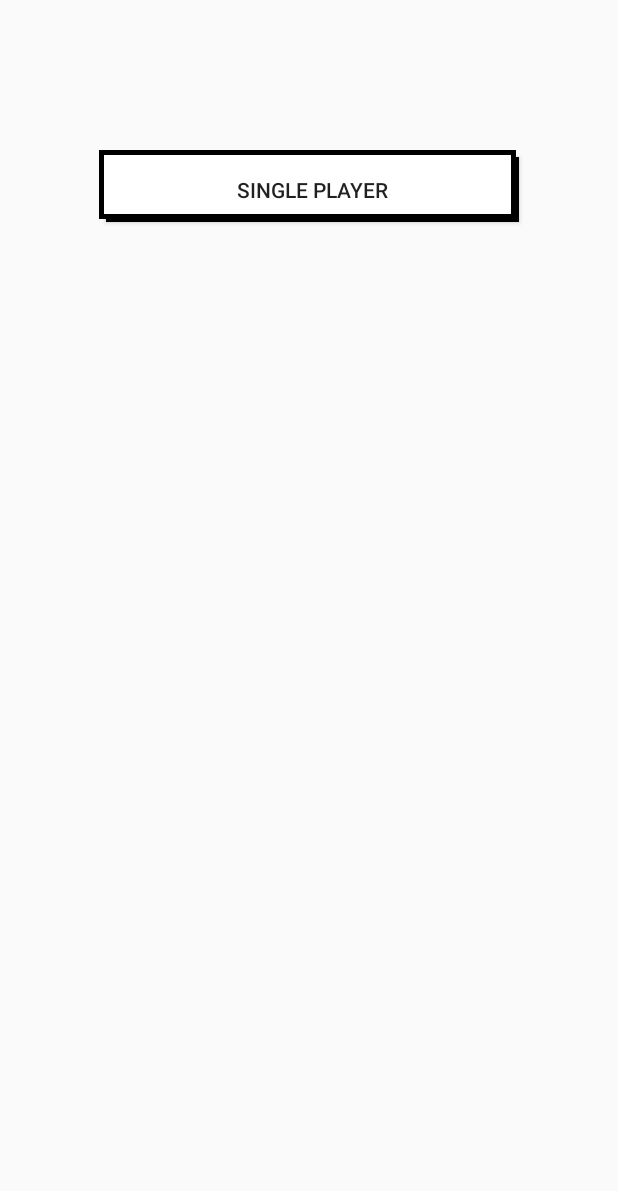
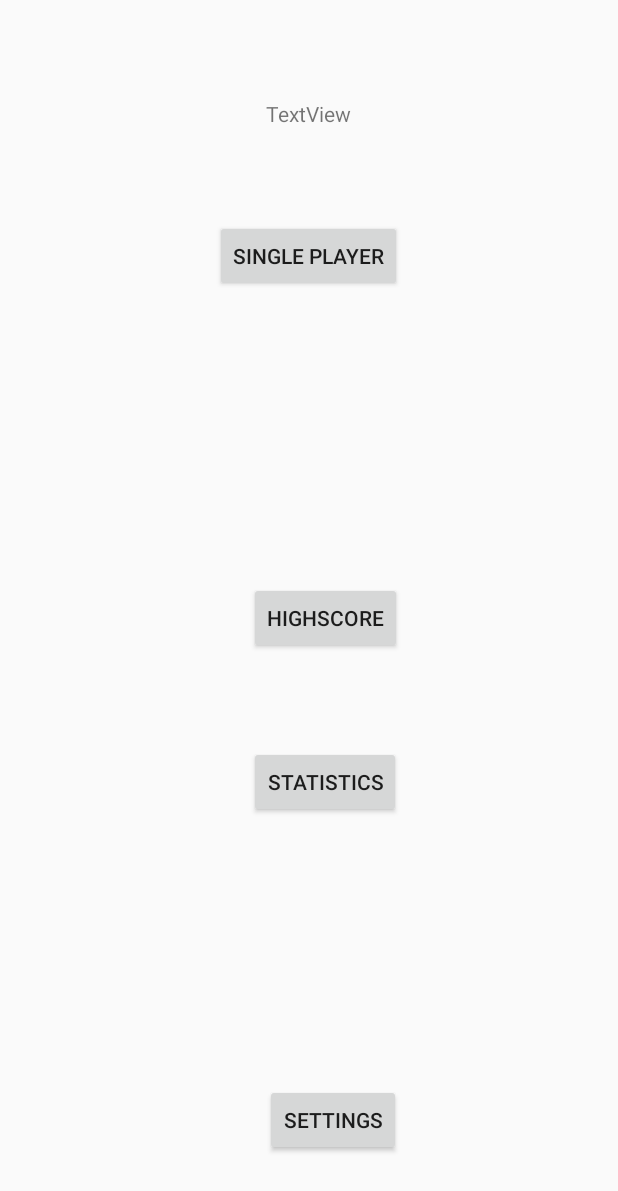
Before and after one commit to laesskerjonathan/air-hockey, an Android app: the screen it shows after launch (HauptMenu), on a phone screen of 412 x 824 dp. Shown: the top 1191 px of the screen. Run offline under Robolectric (Android 15) with nearby library versions, the phone set to English and light mode, and no system bars.

Commit message:
Hauptmenü Layout

```diff
--- a/app/src/main/res/layout/activity_haupt_menu.xml
+++ b/app/src/main/res/layout/activity_haupt_menu.xml
@@ -11,20 +11,47 @@
     tools:context="ch.laessker.jonathan.airhockey.HauptMenu"
     android:clipToPadding="false">
 
+    <TextView
+        android:text="TextView"
+        android:layout_width="wrap_content"
+        android:layout_height="wrap_content"
+        android:layout_alignParentTop="true"
+        android:layout_centerHorizontal="true"
+        android:layout_marginTop="50dp"
+        android:id="@+id/textView2" />
+
     <Button
         android:text="@string/single_player"
+        android:layout_width="wrap_content"
         android:layout_height="wrap_content"
-        android:id="@+id/button"
-        style="@style/Widget.AppCompat.Button"
-        android:elevation="12dp"
-        android:layout_marginTop="84dp"
-        android:layout_width="match_parent"
-        android:layout_marginLeft="50dp"
-        android:layout_marginRight="50dp"
-        android:autoText="false"
-        android:layout_centerInParent="false"
-        android:layout_alignParentTop="true"
+        android:layout_below="@+id/textView2"
         android:layout_centerHorizontal="true"
-        android:visibility="visible"
-        android:background="@drawable/btn_start_menu" />
+        android:layout_marginTop="61dp"
+        android:id="@+id/button5" />
+
+    <Button
+        android:text="@string/highscore"
+        android:layout_width="wrap_content"
+        android:layout_height="wrap_content"
+        android:layout_centerVertical="true"
+        android:layout_alignEnd="@+id/button5"
+        android:id="@+id/button6" />
+
+    <Button
+        android:text="@string/statistics"
+        android:layout_width="wrap_content"
+        android:layout_height="wrap_content"
+        android:layout_below="@+id/button6"
+        android:layout_alignStart="@+id/button6"
+        android:layout_marginTop="61dp"
+        android:id="@+id/button7" />
+
+    <Button
+        android:text="@string/settings"
+        android:layout_width="wrap_content"
+        android:layout_height="wrap_content"
+        android:layout_alignParentBottom="true"
+        android:layout_alignEnd="@+id/button7"
+        android:layout_marginBottom="37dp"
+        android:id="@+id/button8" />
 </RelativeLayout>
--- a/app/src/main/res/values/strings.xml
+++ b/app/src/main/res/values/strings.xml
@@ -1,4 +1,7 @@
 <resources>
     <string name="app_name">Air Hockey</string>
     <string name="single_player">Single Player</string>
+    <string name="settings">Settings</string>
+    <string name="highscore">Highscore</string>
+    <string name="statistics">Statistics</string>
 </resources>
```
